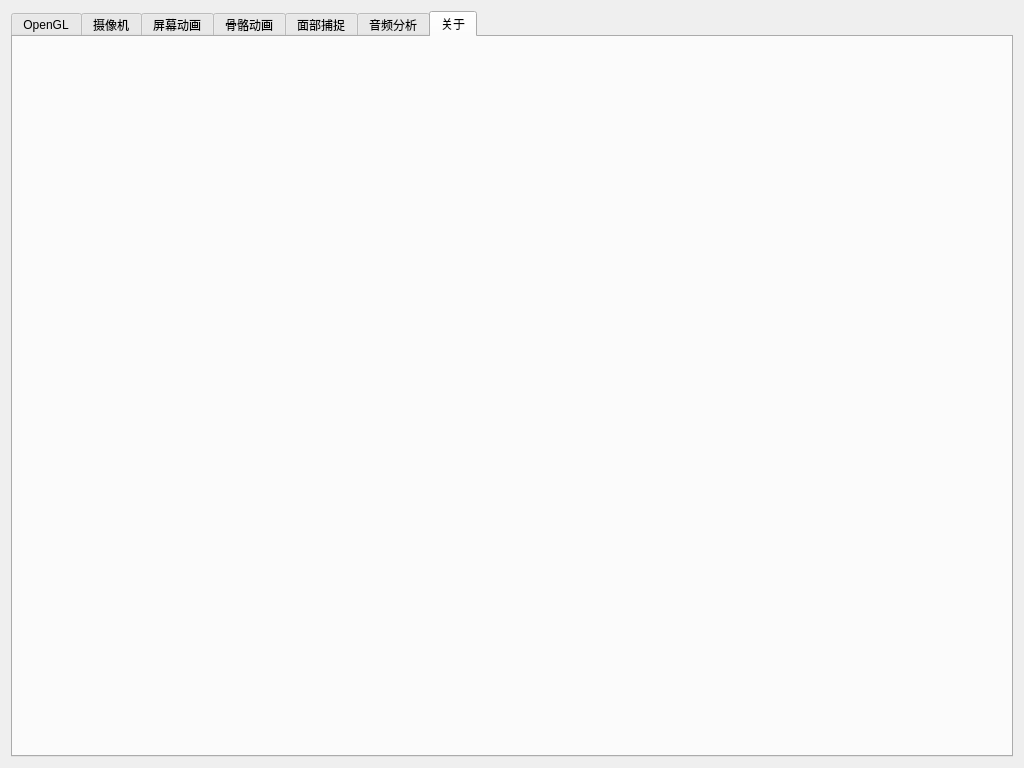
The window that src/ui/ConfigWidget.ui (chuigda/Project-WG) describes before a commit, drawn with Qt 5.
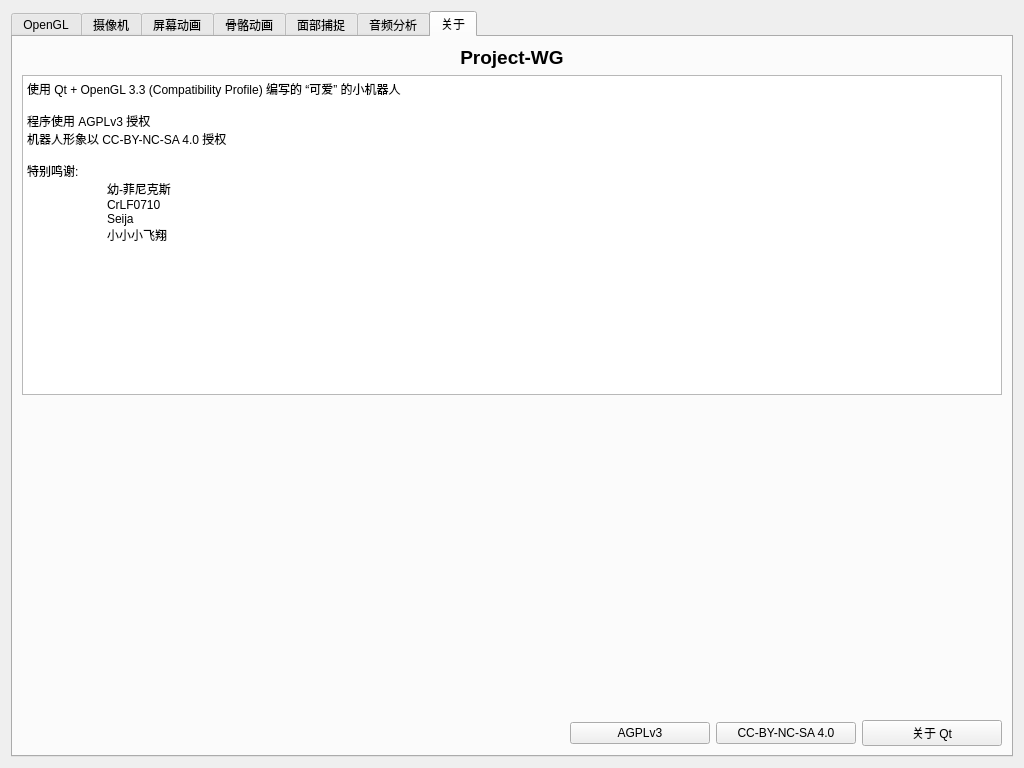
The same window after the commit. The open tabs and pages were chosen to show the change.

Commit message: 增加没卵用的“关于”页面

Patch:
```diff
--- a/src/ui/ConfigWidget.ui
+++ b/src/ui/ConfigWidget.ui
@@ -26,7 +26,7 @@
    <string>控制台</string>
   </property>
   <layout class="QGridLayout" name="gridLayout_3">
-   <item row="0" column="0">
+   <item row="0" column="1">
     <widget class="QTabWidget" name="configTab">
      <property name="currentIndex">
       <number>0</number>
@@ -862,6 +862,103 @@
       <attribute name="title">
        <string>关于</string>
       </attribute>
+      <layout class="QVBoxLayout" name="verticalLayout_8">
+       <item>
+        <widget class="QLabel" name="labelPrwg">
+         <property name="text">
+          <string>&lt;html&gt;&lt;head/&gt;&lt;body&gt;&lt;p align=&quot;center&quot;&gt;&lt;span style=&quot; font-size:14pt; font-weight:700;&quot;&gt;Project-WG&lt;/span&gt;&lt;/p&gt;&lt;/body&gt;&lt;/html&gt;</string>
+         </property>
+        </widget>
+       </item>
+       <item>
+        <widget class="QPlainTextEdit" name="aboutAndThanksText">
+         <property name="readOnly">
+          <bool>true</bool>
+         </property>
+         <property name="plainText">
+          <string>使用 Qt + OpenGL 3.3 (Compatibility Profile) 编写的 “可爱” 的小机器人
+
+程序使用 AGPLv3 授权
+机器人形象以 CC-BY-NC-SA 4.0 授权
+
+特别鸣谢:
+	幼-菲尼克斯
+	CrLF0710
+	Seija
+	小小小飞翔</string>
+         </property>
+        </widget>
+       </item>
+       <item>
+        <spacer name="verticalSpacer_3">
+         <property name="orientation">
+          <enum>Qt::Vertical</enum>
+         </property>
+         <property name="sizeHint" stdset="0">
+          <size>
+           <width>20</width>
+           <height>40</height>
+          </size>
+         </property>
+        </spacer>
+       </item>
+       <item>
+        <layout class="QHBoxLayout" name="horizontalLayout_23">
+         <item>
+          <spacer name="horizontalSpacer_8">
+           <property name="orientation">
+            <enum>Qt::Horizontal</enum>
+           </property>
+           <property name="sizeHint" stdset="0">
+            <size>
+             <width>40</width>
+             <height>20</height>
+            </size>
+           </property>
+          </spacer>
+         </item>
+         <item>
+          <widget class="QPushButton" name="viewAGPLLicenseButton">
+           <property name="minimumSize">
+            <size>
+             <width>140</width>
+             <height>0</height>
+            </size>
+           </property>
+           <property name="text">
+            <string>AGPLv3</string>
+           </property>
+          </widget>
+         </item>
+         <item>
+          <widget class="QPushButton" name="viewCCLicenseButton">
+           <property name="minimumSize">
+            <size>
+             <width>140</width>
+             <height>0</height>
+            </size>
+           </property>
+           <property name="text">
+            <string>CC-BY-NC-SA 4.0</string>
+           </property>
+          </widget>
+         </item>
+         <item>
+          <widget class="QPushButton" name="aboutQtButton">
+           <property name="minimumSize">
+            <size>
+             <width>140</width>
+             <height>0</height>
+            </size>
+           </property>
+           <property name="text">
+            <string>关于 Qt</string>
+           </property>
+          </widget>
+         </item>
+        </layout>
+       </item>
+      </layout>
      </widget>
     </widget>
    </item>
```
Left out of the diff: 4 changed lines with no effect on the pictures.
